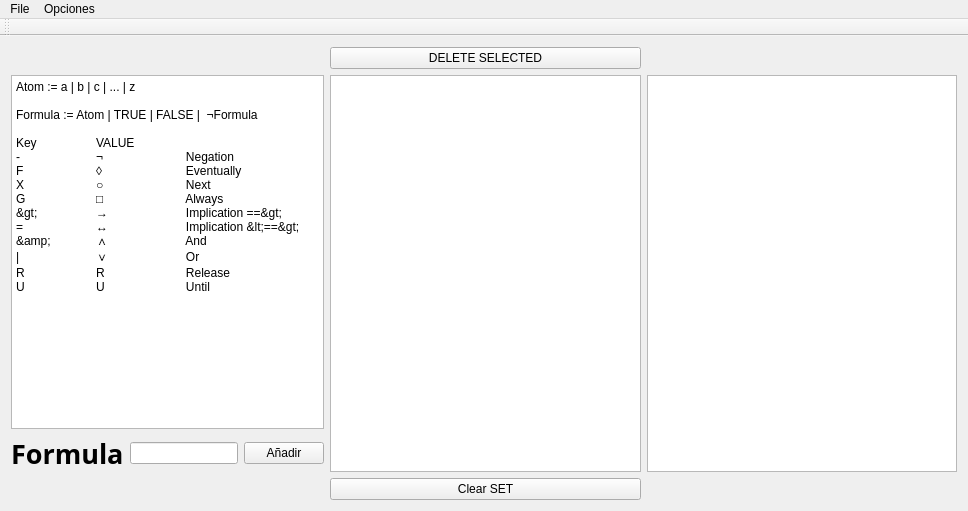
This is MOMO/Principal/mainwindow.ui in sergio41/investigacion as Qt 5 draws it before an edit. The edited form follows.
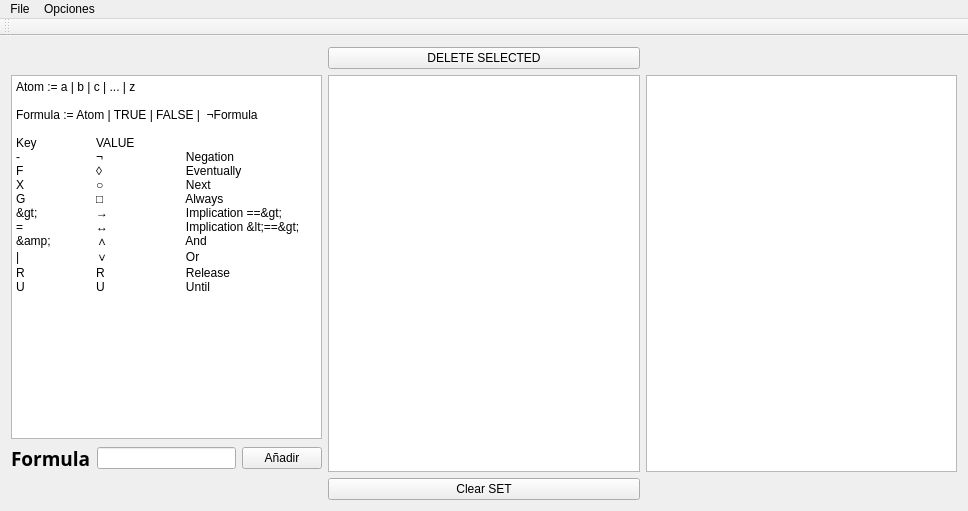
This is the edited form. Icons and pictures are not drawn.

Diff of the .ui file:
```diff
--- a/MOMO/Principal/mainwindow.ui
+++ b/MOMO/Principal/mainwindow.ui
@@ -53,7 +53,7 @@
         <property name="font">
          <font>
           <family>Arial Black</family>
-          <pointsize>20</pointsize>
+          <pointsize>14</pointsize>
           <weight>75</weight>
           <bold>true</bold>
          </font>
```
